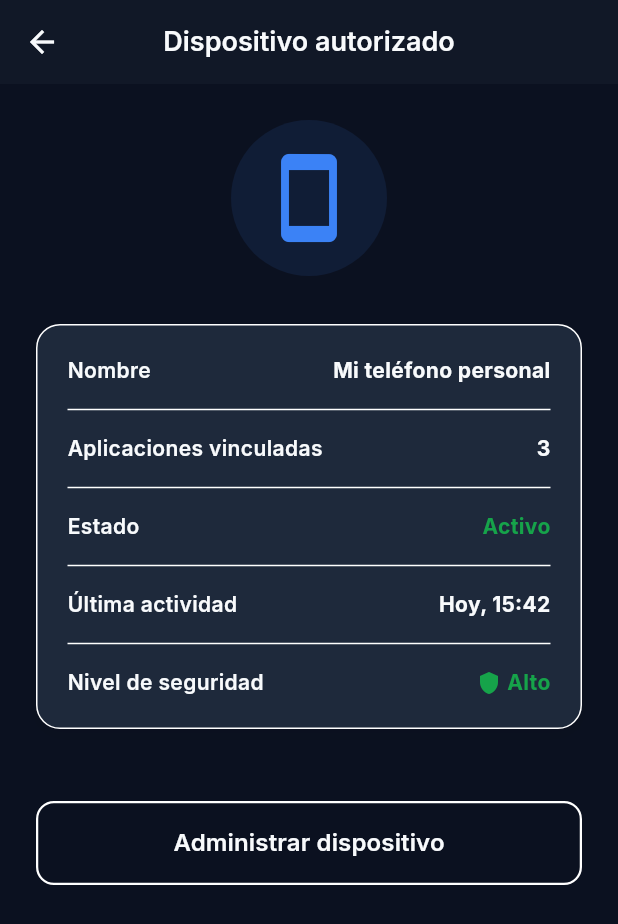
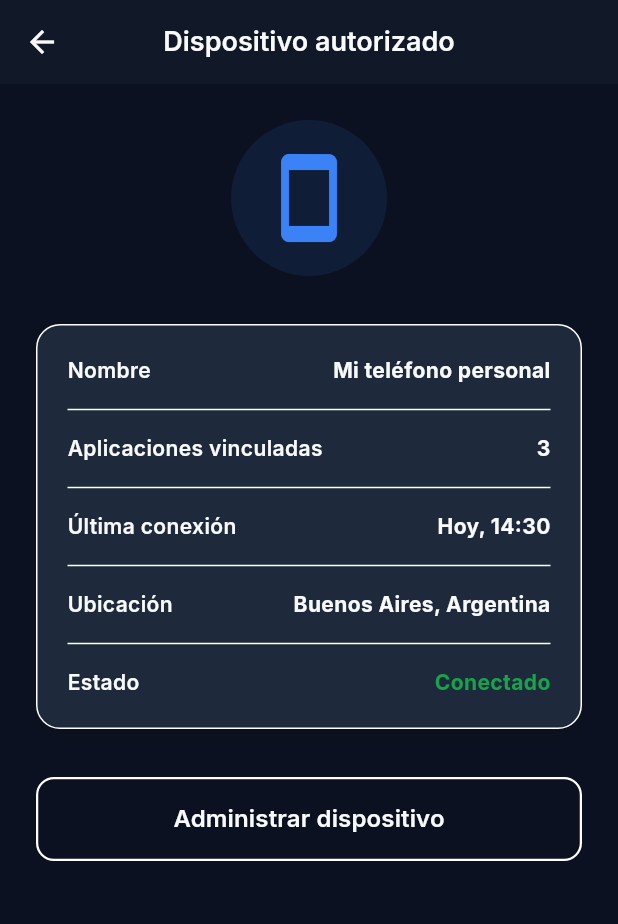
Before and after one commit to lucasmedina85/Auth-Uso-responsable, a Flutter app: the DeviceDetailsScreen screen opened by its route, on a phone screen of 412 x 824 dp. Shown: the top 924 px of the screen. Run offline on Flutter 3.47's test engine with Material 3 defaults, Android fonts, the phone set to English and light mode, and no system bars; our stand-ins replace camera, cross_file, device_info_plus, flutter_secure_storage, geocoding, geolocator and 6 more; missing offline and left inert: dart:js, dart:js_util, google_mlkit_barcode_scanning, google_mlkit_face_detection, google_mlkit_text_recognition; accounts and stored records are empty.

Commit message:
fix: QA fixes for App Links and UI flows

```diff
--- a/flutter_app/lib/presentation/screens/device_details_screen.dart
+++ b/flutter_app/lib/presentation/screens/device_details_screen.dart
@@ -2,6 +2,8 @@ import 'package:flutter/material.dart';
 import '../../core/theme/design_tokens.dart';
 import '../../core/theme/app_theme.dart';
 import '../widgets/buttons.dart';
+import '../widgets/totp_components.dart';
+import '../../logic/security_data_service.dart';
 
 class DeviceDetailsScreen extends StatelessWidget {
   const DeviceDetailsScreen({super.key});
@@ -9,8 +11,17 @@ class DeviceDetailsScreen extends StatelessWidget {
   @override
   Widget build(BuildContext context) {
     final theme = Theme.of(context);
-    final args = ModalRoute.of(context)?.settings.arguments as Map<String, String>?;
-    final deviceName = args?['deviceName'] ?? 'Mi teléfono personal';
+
+    final args = ModalRoute.of(context)?.settings.arguments;
+    String deviceName = 'Mi teléfono personal';
+    TrustedDevice? device;
+
+    if (args is TrustedDevice) {
+      device = args;
+      deviceName = device.name;
+    } else if (args is Map) {
+      deviceName = args['deviceName'] ?? 'Mi teléfono personal';
+    }
 
     return Scaffold(
       appBar: AppBar(
@@ -64,29 +75,48 @@ class DeviceDetailsScreen extends StatelessWidget {
                   children: [
                     _buildInfoRow(context, 'Nombre', deviceName),
                     const Divider(height: 32),
-                    _buildInfoRow(context, 'Aplicaciones vinculadas', '3'),
+                    _buildInfoRow(context, device?.type == 'external' ? 'Tipo' : 'Aplicaciones vinculadas', device?.type == 'external' ? 'Aplicación (Externa)' : '3'),
+                    const Divider(height: 32),
+                    _buildInfoRow(
+                      context,
+                      'Última conexión',
+                      device != null ? '${device.lastConnectionDate} ${device.lastConnectionTime}' : 'Hoy, 14:30',
+                    ),
+                    const Divider(height: 32),
+                    _buildInfoRow(
+                      context,
+                      'Ubicación',
+                      device?.location ?? 'Buenos Aires, Argentina',
+                    ),
                     const Divider(height: 32),
                     _buildInfoRow(
                       context,
                       'Estado',
-                      'Activo',
+                      device?.status ?? 'Conectado',
                       valueColor: AppColorsLight.success,
-                    ),
-                    const Divider(height: 32),
-                    _buildInfoRow(context, 'Última actividad', 'Hoy, 15:42'),
-                    const Divider(height: 32),
-                    _buildInfoRow(
-                      context,
-                      'Nivel de seguridad',
-                      'Alto',
-                      valueColor: AppColorsLight.success,
-                      icon: Icons.shield,
                     ),
                   ],
                 ),
               ),
+              const SizedBox(height: DesignTokens.spacing32),
 
-              const SizedBox(height: DesignTokens.spacing48),
+              if (device?.type == 'external' || device?.type == 'web') ...[
+                Text(
+                  'Código de Autenticación',
+                  style: theme.textTheme.titleMedium?.copyWith(
+                    fontWeight: FontWeight.bold,
+                  ),
+                ),
+                const SizedBox(height: DesignTokens.spacing16),
+                ApplicationCard(
+                  appName: deviceName,
+                  deviceName: device?.os ?? 'App vinculada',
+                  applicationId: device?.id ?? 'app_123',
+                  onCopy: () {},
+                  onMenuTap: () {},
+                ),
+                const SizedBox(height: DesignTokens.spacing32),
+              ],
 
               SecondaryButton(
                 text: 'Administrar dispositivo',
--- a/flutter_app/lib/presentation/screens/user_dashboard_screen.dart
+++ b/flutter_app/lib/presentation/screens/user_dashboard_screen.dart
@@ -160,11 +160,7 @@ class _UserDashboardScreenState extends State<UserDashboardScreen> {
                     }),
                   ),
                   const SizedBox(width: DesignTokens.spacing16),
-                  Expanded(
-                    child: _buildActionCard(context, Icons.add_to_home_screen, 'Agregar\nAplicación', () {
-                      Navigator.pushNamed(context, '/add_application');
-                    }),
-                  ),
+                  const Expanded(child: SizedBox()),
                 ],
               ),
             ],
```
Also changed, not shown: flutter_app/lib/presentation/screens/authenticator_dashboard_screen.dart (+3 -11 lines), flutter_app/lib/presentation/screens/linked_applications_screen.dart (+0 -7 lines).
